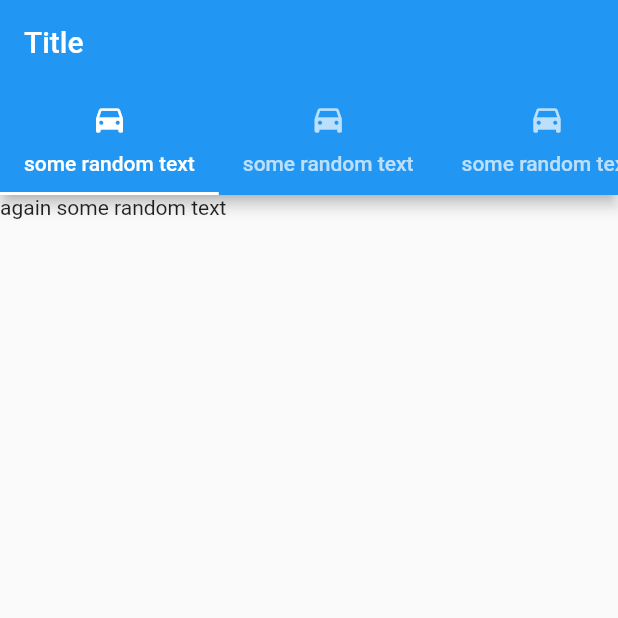
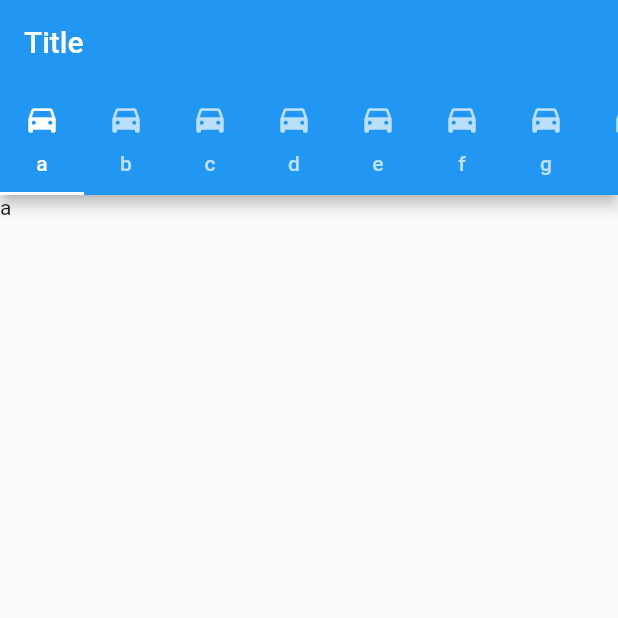
Before and after one commit to litetekno92/dyntabs, a Flutter app: the screen it shows after launch, on a phone screen of 412 x 824 dp, the top half of it. Run offline on Flutter 3.47's test engine with Material 2 defaults, Android fonts, the phone set to English and light mode, and no system bars.

Commit message:
Typo fixed

```diff
--- a/lib/main.dart
+++ b/lib/main.dart
@@ -26,13 +26,6 @@ class MyApp extends StatelessWidget {
   }
 }
 
-
-
-
-
-
-
-
 class TabsDemo extends StatefulWidget {
   @override
   _TabsDemoState createState() => _TabsDemoState();
@@ -41,7 +34,6 @@ class TabsDemo extends StatefulWidget {
 class _TabsDemoState extends State<TabsDemo> {
   TabController _controller;
   List<String> categories = ["a", "b", "c", "d", "e", "f", "g", "h"];
-
 
   @override
   void initState() {
@@ -58,23 +50,23 @@ List<String> categories = ["a", "b", "c", "d", "e", "f", "g", "h"];
                   title: new Text("Title"),
                   bottom: new TabBar(
                     isScrollable: true,
-                    tabs: List<Widget>.generate(categories.length, (int index){
-                  print(categories[0]);
-                  return new Tab(icon: Icon(Icons.directions_car), text: "some random text");
-
+                    tabs: List<Widget>.generate(categories.length, (int index) {
+                     // print(categories[index]);
+                      return new Tab(
+                          icon: Icon(Icons.directions_car),
+                          text: categories[index]
+                          );
                     }),
-
                   ),
                 ),
-
                 body: new TabBarView(
-             children: List<Widget>.generate(categories.length, (int index){
-                print(categories[0]);
-                return new Text("again some random text");
-
+                  children:
+                      List<Widget>.generate(categories.length, (int index) {
+                   // print(categories[0]);
+                    return new Text(
+                      categories[index]
+                    );
                   }),
-          )
-       ))
-      );
+                ))));
   }
 }
```
Lines whose indentation alone changed are shown as unchanged.
